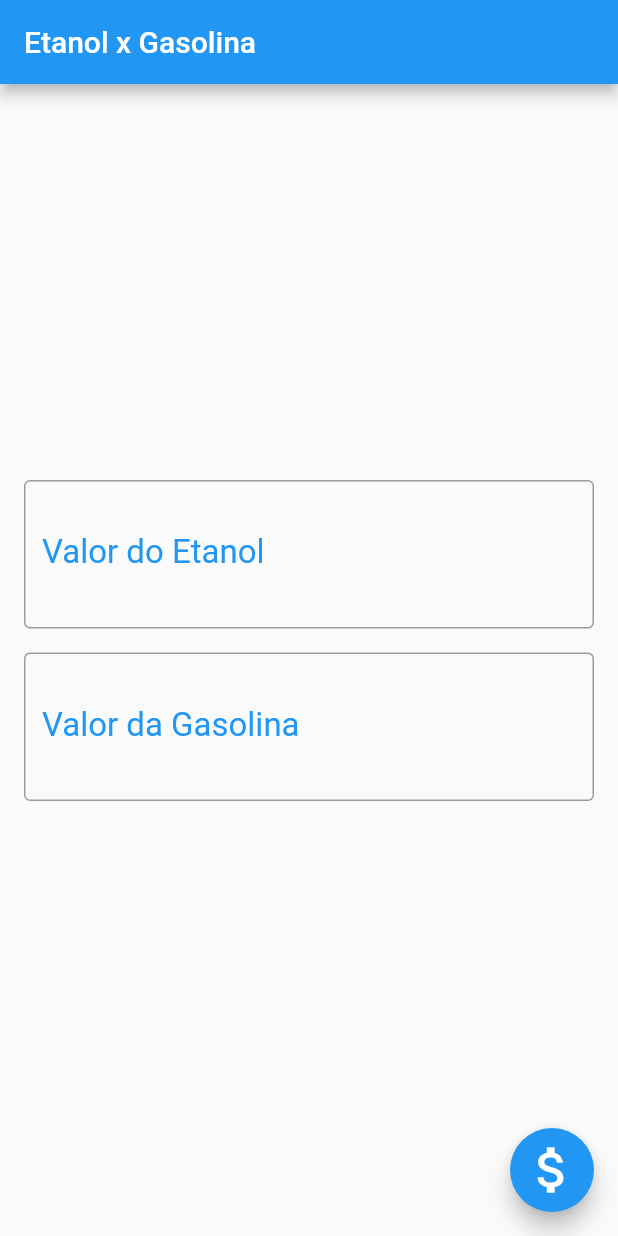
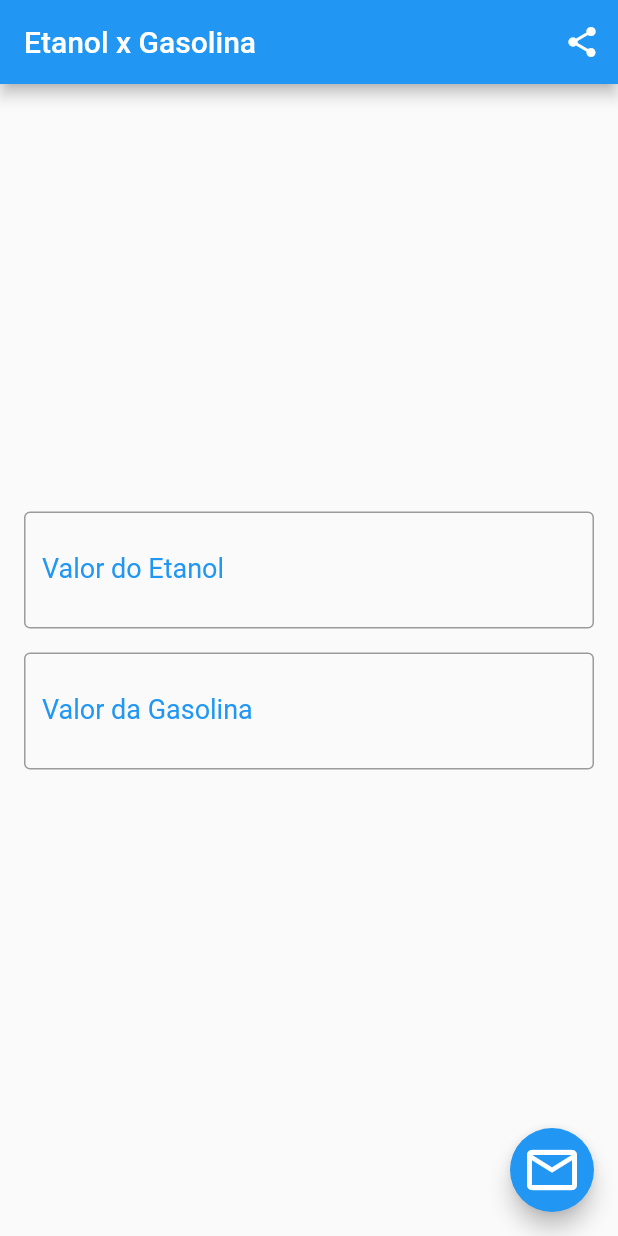
Before and after one commit to mrbrunelli/segundo-flutter-app, a Flutter app: the screen it shows after launch, on a phone screen of 412 x 824 dp. Run offline on Flutter 3.47's test engine with Material 2 defaults, Android fonts, the phone set to English and light mode, and no system bars; our stand-ins replace share.

Commit message:
add terceira aula

```diff
--- a/lib/ui/home_page.dart
+++ b/lib/ui/home_page.dart
@@ -1,5 +1,9 @@
 import 'package:flutter/cupertino.dart';
 import 'package:flutter/material.dart';
+import 'package:segundo_flutter_app/funcoes.dart';
+import 'package:segundo_flutter_app/ui/contato_page.dart';
+import 'package:segundo_flutter_app/widgets/campo_texto.dart';
+import 'package:share/share.dart';
 
 class HomePage extends StatefulWidget {
   @override
@@ -10,20 +14,27 @@ class _HomePageState extends State<HomePage> {
   final etanolController = TextEditingController();
   final gasolinaController = TextEditingController();
   var resultado = "";
+  Funcoes func = new Funcoes();
 
   @override
   Widget build(BuildContext context) {
     return Scaffold(
       appBar: AppBar(
         title: Text("Etanol x Gasolina"),
+        actions: [
+          IconButton(
+              icon: Icon(Icons.share),
+            onPressed: _compartilhar,
+          ),
+        ],
       ),
       floatingActionButton: criarBotaoFlutuante(),
       body: Column(
         crossAxisAlignment: CrossAxisAlignment.stretch,
         mainAxisAlignment: MainAxisAlignment.center,
         children: <Widget>[
-          criarCampoTexto(etanolController, "Valor do Etanol", "R\$ "),
-          criarCampoTexto(gasolinaController, "Valor da Gasolina", "R\$ "),
+          CampoTexto.criar(etanolController, "Valor do Etanol", "R\$ ", TextInputType.number),
+          CampoTexto.criar(gasolinaController, "Valor da Gasolina", "R\$ ", TextInputType.number),
           criarTextoResultado(resultado),
         ],
       ),
@@ -33,8 +44,8 @@ class _HomePageState extends State<HomePage> {
   Widget criarBotaoFlutuante() {
     return FloatingActionButton(
       backgroundColor: Colors.blue,
-      child: Icon(Icons.attach_money_outlined, color: Colors.white, size: 40,),
-      onPressed: eventoCalcular,
+      child: Icon(Icons.mail_outline, color: Colors.white, size: 40,),
+      onPressed: _abrirTelaContato,
     );
   }
 
@@ -54,25 +65,15 @@ class _HomePageState extends State<HomePage> {
     );
   }
 
-  Widget criarCampoTexto(TextEditingController ctx, String label, String prefix) {
-    return Container(
-      padding: EdgeInsets.fromLTRB(16, 8, 16, 8),
-      child: TextField(
-        controller: ctx,
-        decoration: InputDecoration(
-            border: OutlineInputBorder(),
-            labelText: label,
-            labelStyle: TextStyle(color: Colors.blue, fontSize: 22),
-            prefixText: prefix,
-            prefixStyle: TextStyle(color: Colors.green[900], fontSize: 32)
-        ),
-        style: TextStyle(color: Colors.blue, fontSize: 50),
-        keyboardType: TextInputType.number,
-      ),
-    );
-  }
-
   void eventoCalcular() {
+    if (etanolController.text.isEmpty) {
+      func.mostrarMensagem(context, "Atenção", "Valor do Etanol deve ser preenchido!");
+      return;
+    }
+    if (gasolinaController.text.isEmpty) {
+      func.mostrarMensagem(context, "Atenção", "Valor da Gasolina deve ser preenchido!");
+      return;
+    }
     double valorEtanol = double.parse(etanolController.text);
     double valorGasolina = double.parse(gasolinaController.text);
     if (valorEtanol <= (valorGasolina * 0.7)) {
@@ -84,8 +85,20 @@ class _HomePageState extends State<HomePage> {
   }
 
   void eventoOla() {
+    func.mostrarMensagem(context, "Atenção", "Você abriu o AlertDialog");
     setState(() {
       resultado = "Olá Mundo!";
     });
   }
+
+  void _compartilhar() {
+    Share.share("Etanol: " + etanolController.text + ". Gasolina: " + gasolinaController.text);
+  }
+
+  void _abrirTelaContato() {
+    Navigator.push(
+      context,
+      MaterialPageRoute(builder: (context) => ContatoPage())
+    );
+  }
 }
--- /dev/null
+++ b/lib/widgets/campo_texto.dart
@@ -0,0 +1,21 @@
+import 'package:flutter/material.dart';
+
+class CampoTexto {
+  static Widget criar(TextEditingController ctx, String label, String prefix, TextInputType keyboard) {
+    return Container(
+      padding: EdgeInsets.fromLTRB(16, 8, 16, 8),
+      child: TextField(
+        controller: ctx,
+        decoration: InputDecoration(
+            border: OutlineInputBorder(),
+            labelText: label,
+            labelStyle: TextStyle(color: Colors.blue, fontSize: 18),
+            prefixText: prefix,
+            prefixStyle: TextStyle(color: Colors.green[900], fontSize: 26)
+        ),
+        style: TextStyle(color: Colors.blue, fontSize: 32),
+        keyboardType: keyboard,
+      ),
+    );
+  }
+}
--- a/pubspec.yaml
+++ b/pubspec.yaml
@@ -23,7 +23,8 @@ environment:
 dependencies:
   flutter:
     sdk: flutter
-
+  share: ^2.0.1
+  mailer: ^4.0.0
 
   # The following adds the Cupertino Icons font to your application.
   # Use with the CupertinoIcons class for iOS style icons.
@@ -32,7 +33,6 @@ dependencies:
 dev_dependencies:
   flutter_test:
     sdk: flutter
-
 # For information on the generic Dart part of this file, see the
 # following page: https://dart.dev/tools/pub/pubspec
 
```
Also changed, not shown: lib/funcoes.dart (added, +27 -0 lines), lib/ui/contato_page.dart (added, +29 -0 lines), pubspec.lock.
